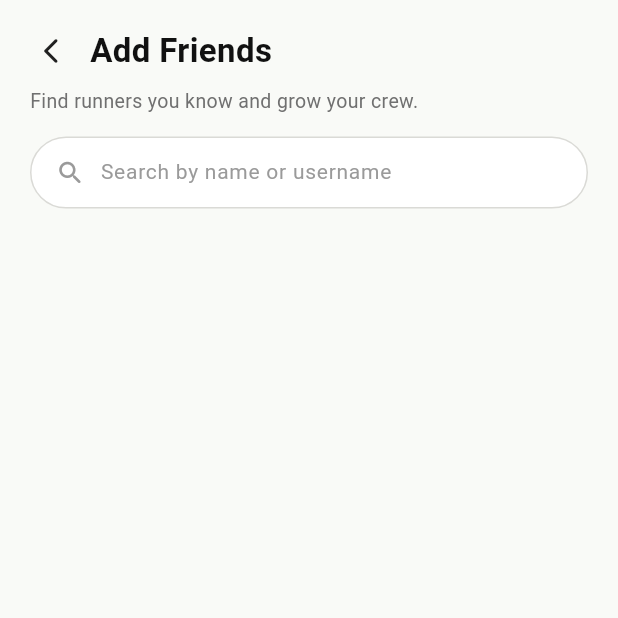
After one commit to aryan123jung/ClaimTheRun_frontend, a Flutter app: the AddFriendScreen screen opened directly, on a phone screen of 412 x 824 dp, the top half of it. The commit adds this screen. Run offline on Flutter 3.47's test engine with Material 3 defaults, Android fonts, the phone set to English and light mode, and no system bars; our stand-ins replace dartz, dio, equatable, flutter_riverpod, flutter_secure_storage, geolocator and 3 more; missing offline and left inert: dio_smart_retry, maplibre_gl; accounts and stored records are empty.

Commit message:
add friend and request added

```diff
--- /dev/null
+++ b/lib/features/addfriend/presentation/pages/addfriendscreen.dart
@@ -0,0 +1,93 @@
+import 'package:flutter/material.dart';
+
+class AddFriendScreen extends StatelessWidget {
+  const AddFriendScreen({super.key});
+
+  @override
+  Widget build(BuildContext context) {
+    return Scaffold(
+      backgroundColor: const Color(0xFFF9FAF7),
+      body: SafeArea(
+        bottom: false,
+        child: Column(
+          crossAxisAlignment: CrossAxisAlignment.start,
+          children: [
+            Padding(
+              padding: const EdgeInsets.fromLTRB(10, 10, 18, 0),
+              child: Row(
+                children: [
+                  IconButton(
+                    onPressed: () => Navigator.of(context).pop(),
+                    icon: const Icon(
+                      Icons.arrow_back_ios_new_rounded,
+                      size: 20,
+                      color: Color(0xFF202020),
+                    ),
+                  ),
+                  const SizedBox(width: 2),
+                  const Expanded(
+                    child: Text(
+                      'Add Friends',
+                      style: TextStyle(
+                        fontSize: 22,
+                        fontWeight: FontWeight.w600,
+                        color: Color(0xFF111111),
+                      ),
+                    ),
+                  ),
+                ],
+              ),
+            ),
+            const Padding(
+              padding: EdgeInsets.fromLTRB(20, 0, 20, 0),
+              child: Text(
+                'Find runners you know and grow your crew.',
+                style: TextStyle(fontSize: 13, color: Color(0xFF707070)),
+              ),
+            ),
+            const SizedBox(height: 14),
+            const Padding(
+              padding: EdgeInsets.symmetric(horizontal: 20),
+              child: _AddFriendSearchField(),
+            ),
+            const Spacer(),
+          ],
+        ),
+      ),
+    );
+  }
+}
+
+class _AddFriendSearchField extends StatelessWidget {
+  const _AddFriendSearchField();
+
+  @override
+  Widget build(BuildContext context) {
+    return Container(
+      height: 48,
+      padding: const EdgeInsets.symmetric(horizontal: 16),
+      decoration: BoxDecoration(
+        color: Colors.white,
+        borderRadius: BorderRadius.circular(24),
+        border: Border.all(color: const Color(0xFFDADAD6)),
+      ),
+      child: const Row(
+        children: [
+          Icon(Icons.search_rounded, size: 20, color: Color(0xFF9A9A9A)),
+          SizedBox(width: 10),
+          Expanded(
+            child: TextField(
+              decoration: InputDecoration(
+                border: InputBorder.none,
+                hintText: 'Search by name or username',
+                hintStyle: TextStyle(fontSize: 14, color: Color(0xFF9A9A9A)),
+                isDense: true,
+              ),
+              style: TextStyle(fontSize: 14),
+            ),
+          ),
+        ],
+      ),
+    );
+  }
+}
```
Also changed, not shown: lib/features/addfriend/presentation/pages/friend_requests_screen.dart (added, +97 -0 lines), lib/features/addfriend/presentation/widgets/add_friend_user_card.dart (added, +156 -0 lines), lib/features/social/presentation/pages/social.dart (+27 -1 lines), 10 other files.
